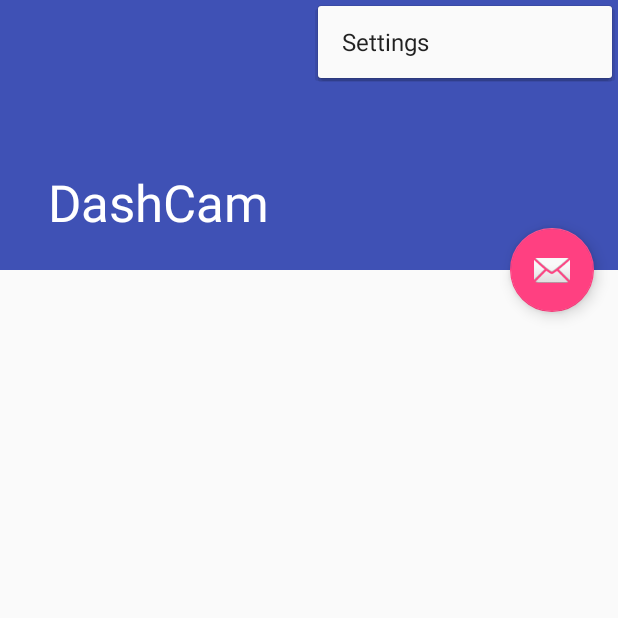
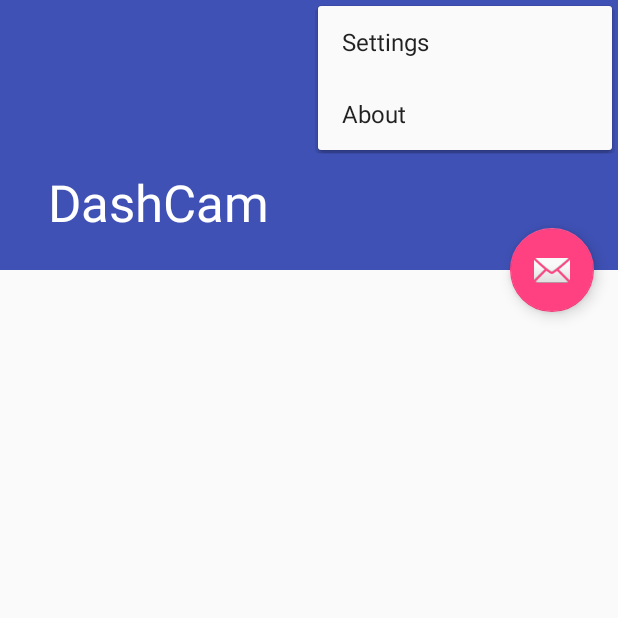
Before and after one commit to erikm6872/DashCam, an Android app: the screen it shows after launch (VideoList), with the options menu open, on a phone screen of 412 x 824 dp, the top half of it. Run offline under Robolectric (Android 15) with nearby library versions, the phone set to English and light mode, and no system bars.

Commit message:
About dialog

```diff
--- a/app/src/main/res/menu/menu_video_list.xml
+++ b/app/src/main/res/menu/menu_video_list.xml
@@ -6,4 +6,6 @@
           android:title="@string/action_settings"
           android:orderInCategory="100"
           app:showAsAction="never"/>
+    <item android:title="About" android:orderInCategory="101" android:id="@+id/action_about"
+          android:showAsAction="never"/>
 </menu>
--- a/app/src/main/res/values/strings.xml
+++ b/app/src/main/res/values/strings.xml
@@ -170,6 +170,5 @@
     <string name="pref_title_delete_old">Days to keep files</string>
     <string name="pref_default_delete_old">7</string>
     <string name="pref_desctiption_delete_old">0 keeps all video (warning: eats up storage very quickly)</string>
-    <string name="icon_attribution">
-        <![CDATA[<div>Icons made by <a href=\"http://www.freepik.com\" title=\"Freepik\">Freepik</a> from <a href=\"http://www.flaticon.com\" title=\"Flaticon\">www.flaticon.com</a> is licensed by <a href=\"http://creativecommons.org/licenses/by/3.0/\" title=\"Creative Commons BY 3.0\" target=\"_blank\">CC 3.0 BY</a></div>]]></string>
+    <string name="about_text">Erik C. McLaughlin, 2017. https://erikcmclaughlin.com</string>
 </resources>
```
Also changed, not shown: app/src/main/java/com/erikcmclaughlin/dashcam/VideoList.java (+7 -0 lines), 1 other file.
